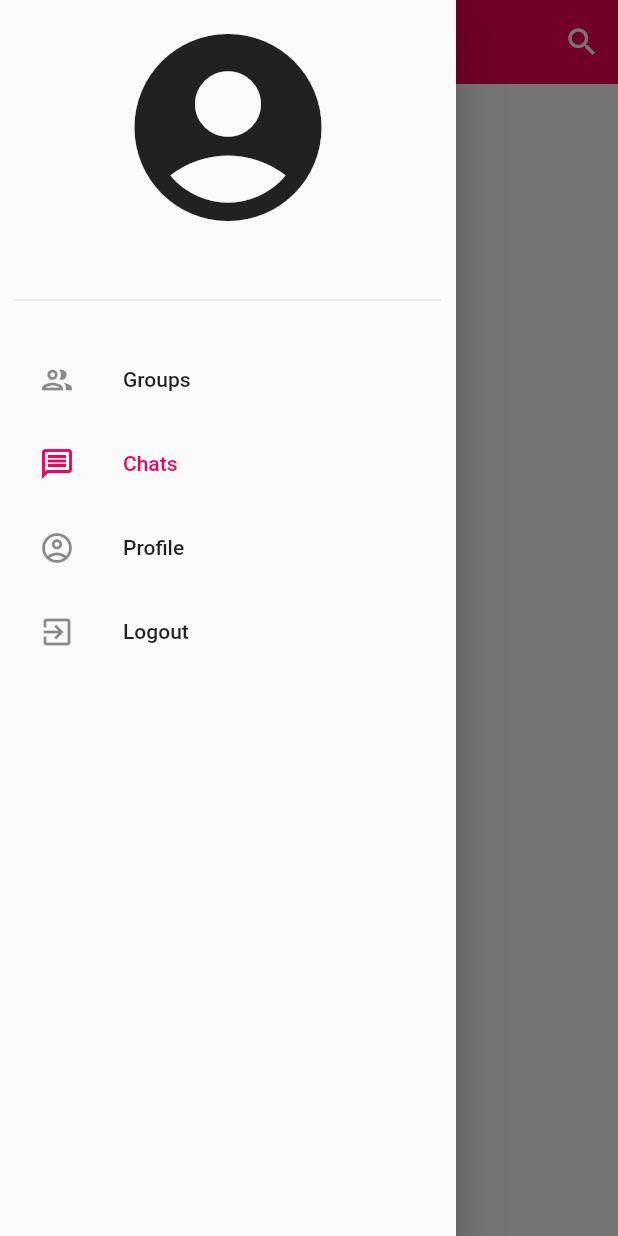
After one commit to Debjit0/firebase_chat, a Flutter app: the PersonalChat screen opened directly, with the side drawer open, on a phone screen of 412 x 824 dp. The commit adds this screen. Run offline on Flutter 3.47's test engine with Material 2 defaults, Android fonts, the phone set to English and light mode, and no system bars; our stand-ins replace cloud_firestore, file_picker, firebase_auth, firebase_core, firebase_storage, flutter_svg and 3 more; missing offline and left inert: dart:ffi; accounts and stored records are empty.

Commit message:
working on personal chats

```diff
--- /dev/null
+++ b/lib/pages/personalchat.dart
@@ -0,0 +1,127 @@
+import 'package:firebase_auth/firebase_auth.dart';
+import 'package:firebase_chat/pages/profilepage.dart';
+import 'package:firebase_chat/pages/searchpage.dart';
+import 'package:flutter/material.dart';
+
+import '../helper/helperfunctions.dart';
+import '../service/authprovider.dart';
+import '../service/databaseprovider.dart';
+import '../widgets/widgets.dart';
+import 'loginpage.dart';
+
+class PersonalChat extends StatefulWidget {
+  const PersonalChat({super.key});
+
+  @override
+  State<PersonalChat> createState() => _PersonalChatState();
+}
+
+class _PersonalChatState extends State<PersonalChat> {
+  AuthProvider authProvider = AuthProvider();
+  String userName = "";
+  String email = "";
+  Stream? chats;
+  bool _isLoading = false;
+  String groupName = "";
+  final uid = FirebaseAuth.instance.currentUser!.uid;
+  @override
+  void initState() {
+    // TODO: implement initState
+    super.initState();
+    gettingUserData();
+  }
+
+  gettingUserData() async {
+    await HelperFunctions.getUserNamefromSF().then((value) {
+      setState(() {
+        //print("check");
+        userName = value!;
+      });
+    });
+
+    await HelperFunctions.getUserEmailfromSF().then((value) {
+      setState(() {
+        //print("check");
+        email = value!;
+      });
+    });
+
+    await DatabaseProvider(uid: uid).getUserGroups().then((snapshot) {
+      setState(() {
+        //print("check");
+        chats = snapshot;
+      });
+    });
+  }
+
+  @override
+  Widget build(BuildContext context) {
+    return Scaffold(
+      appBar: AppBar(
+        elevation: 0,
+        backgroundColor: Theme.of(context).primaryColor,
+        title: Text("Chats "),
+        centerTitle: true,
+        actions: [
+          IconButton(
+              onPressed: () {
+                nextPage(context: context, page: SearchPage());
+              },
+              icon: Icon(Icons.search_outlined))
+        ],
+      ),
+      drawer: SafeArea(
+        child: Drawer(
+            child: ListView(
+          padding: EdgeInsets.symmetric(horizontal: 10, vertical: 10),
+          children: [
+            Icon(
+              Icons.account_circle_rounded,
+              size: 150,
+              color: Colors.grey[70],
+            ),
+            SizedBox(
+              height: 15,
+            ),
+            //Text(userName),
+            Divider(
+              height: 50,
+            ),
+            ListTile(
+              onTap: () {},
+              leading: Icon(Icons.group_outlined),
+              title: Text("Groups"),
+            ),
+            ListTile(
+              selectedColor: Theme.of(context).primaryColor,
+              selected: true,
+              onTap: () {
+                nextPage(context: context, page: PersonalChat());
+              },
+              leading: Icon(Icons.message_outlined),
+              title: Text("Chats"),
+            ),
+            ListTile(
+              onTap: () {
+                nextPageOnly(context: context, page: ProfilePage());
+              },
+              leading: Icon(Icons.account_circle_outlined),
+              title: Text("Profile"),
+            ),
+            ListTile(
+              onTap: () {
+                authProvider.signout();
+                nextPageOnly(context: context, page: LoginPage());
+              },
+              leading: Icon(Icons.exit_to_app),
+              title: Text("Logout"),
+            ),
+          ],
+        )),
+      ),
+    );
+  }
+}
+
+
+//work on get user `chats
```
Also changed, not shown: lib/pages/homepage.dart (+8 -0 lines), lib/pages/searchpage.dart (+55 -12 lines), lib/service/databaseprovider.dart (+9 -2 lines).
